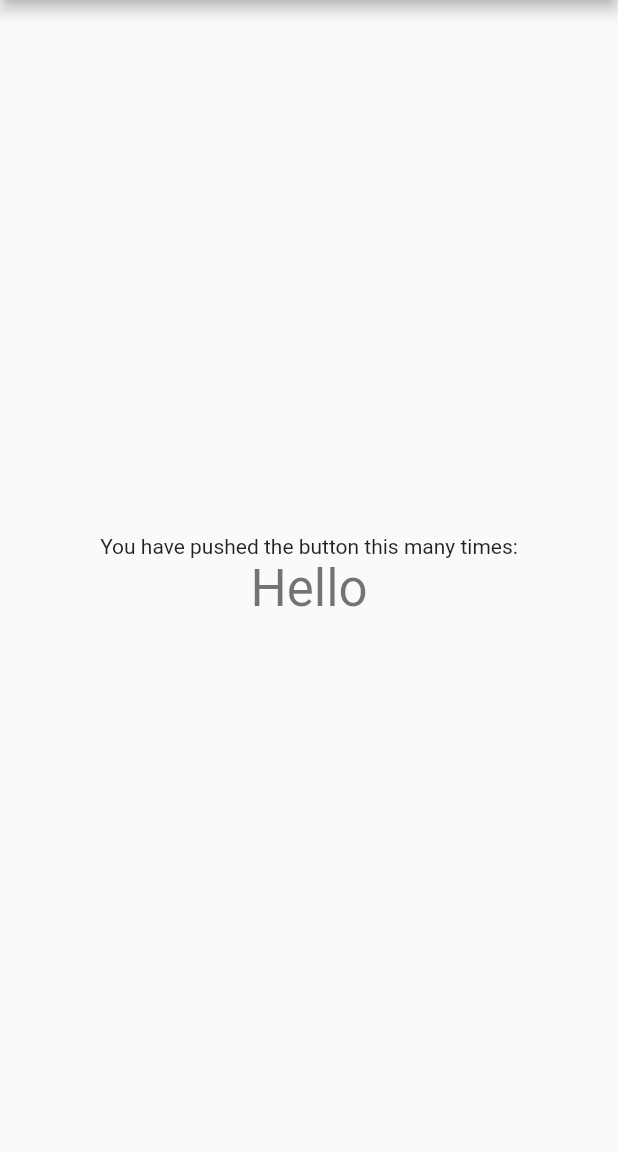
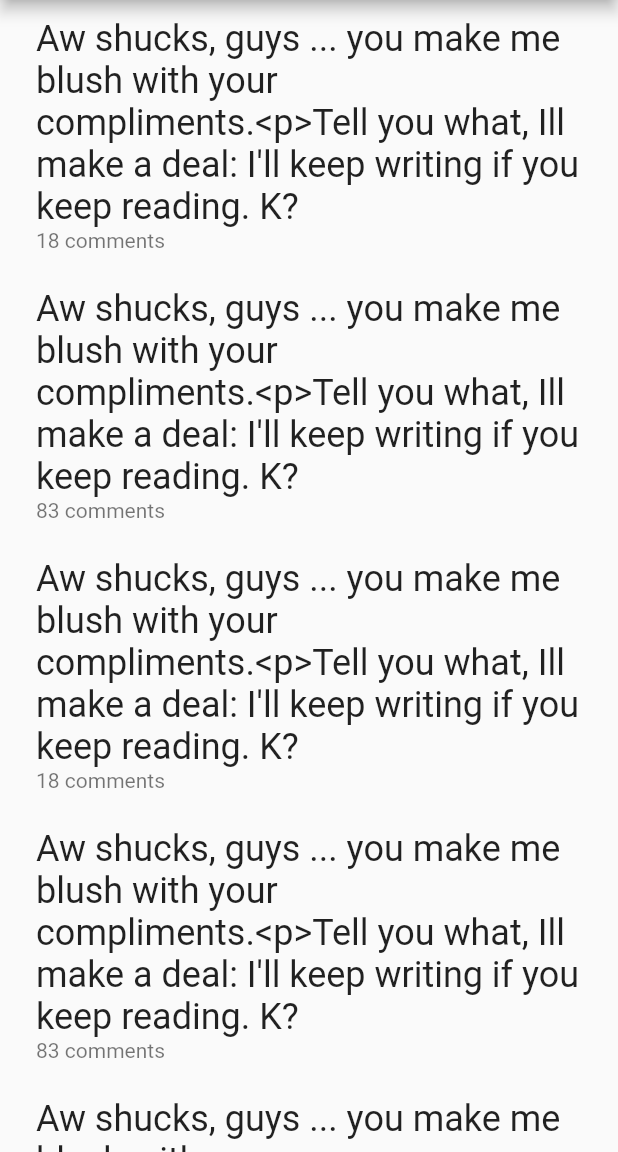
Before and after one commit to atarbrest/hn_app, a Flutter app: the screen it shows after launch, on a phone screen of 412 x 824 dp, the part 84-1236 px from its top. Run offline on Flutter 3.47's test engine with Material 2 defaults, Android fonts, the phone set to English and light mode, and no system bars.

Commit message:
Add ListView

```diff
--- a/lib/main.dart
+++ b/lib/main.dart
@@ -1,4 +1,5 @@
 import 'package:flutter/material.dart';
+import 'package:url_launcher/url_launcher.dart';
 import 'src/article.dart';
 
 void main() => runApp(MyApp());
@@ -28,7 +29,7 @@ class MyHomePage extends StatefulWidget {
 }
 
 class _MyHomePageState extends State<MyHomePage> {
-  int _counter = 0;
+  List<Article> _articles = articles;
 
   @override
   Widget build(BuildContext context) {
@@ -36,19 +37,24 @@ class _MyHomePageState extends State<MyHomePage> {
       appBar: AppBar(
         title: Text(widget.title),
       ),
-      body: Center(
-        child: Column(
-          mainAxisAlignment: MainAxisAlignment.center,
-          children: <Widget>[
-            Text(
-              'You have pushed the button this many times:',
-            ),
-            Text(
-              'Hello',
-              style: Theme.of(context).textTheme.display1,
-            ),
-          ],
-        ),
+      body: ListView(
+        children: _articles.map(_buildItem).toList(),
+      ),
+    );
+  }
+
+  Widget _buildItem(Article article) {
+    return Padding(
+      padding: const EdgeInsets.all(8.0),
+      child: ListTile(
+        title: Text(article.text, style: new TextStyle(fontSize: 24.0)),
+        subtitle: Text("${article.commentsCount} comments"),
+        onTap: () async {
+          final urlString = "http://${article.domain}";
+          if (await canLaunch(urlString)) {
+            launch(urlString);
+          }
+        },
       ),
     );
   }
--- a/lib/src/article.dart
+++ b/lib/src/article.dart
@@ -17,7 +17,87 @@ const Article(
     });
 }
 
-final acrticles = [
+final articles = [
+  new Article(
+      text: """Aw shucks, guys ... you make me blush with your compliments.<p>Tell you what, Ill make a deal: I'll keep writing if you keep reading. K?""",
+      domain: "wiley.com",
+      by: "zdw",
+      age: "21",
+      score: 215,
+      commentsCount: 18
+  ),
+  new Article(
+      text: """Aw shucks, guys ... you make me blush with your compliments.<p>Tell you what, Ill make a deal: I'll keep writing if you keep reading. K?""",
+      domain: "tut.by",
+      by: "ttb",
+      age: "3 hours",
+      score: 15,
+      commentsCount: 83
+  ),
+  new Article(
+      text: """Aw shucks, guys ... you make me blush with your compliments.<p>Tell you what, Ill make a deal: I'll keep writing if you keep reading. K?""",
+      domain: "wiley.com",
+      by: "zdw",
+      age: "21",
+      score: 215,
+      commentsCount: 18
+  ),
+  new Article(
+      text: """Aw shucks, guys ... you make me blush with your compliments.<p>Tell you what, Ill make a deal: I'll keep writing if you keep reading. K?""",
+      domain: "tut.by",
+      by: "ttb",
+      age: "3 hours",
+      score: 15,
+      commentsCount: 83
+  ),
+  new Article(
+      text: """Aw shucks, guys ... you make me blush with your compliments.<p>Tell you what, Ill make a deal: I'll keep writing if you keep reading. K?""",
+      domain: "wiley.com",
+      by: "zdw",
+      age: "21",
+      score: 215,
+      commentsCount: 18
+  ),
+  new Article(
+      text: """Aw shucks, guys ... you make me blush with your compliments.<p>Tell you what, Ill make a deal: I'll keep writing if you keep reading. K?""",
+      domain: "tut.by",
+      by: "ttb",
+      age: "3 hours",
+      score: 15,
+      commentsCount: 83
+  ),
+  new Article(
+      text: """Aw shucks, guys ... you make me blush with your compliments.<p>Tell you what, Ill make a deal: I'll keep writing if you keep reading. K?""",
+      domain: "wiley.com",
+      by: "zdw",
+      age: "21",
+      score: 215,
+      commentsCount: 18
+  ),
+  new Article(
+      text: """Aw shucks, guys ... you make me blush with your compliments.<p>Tell you what, Ill make a deal: I'll keep writing if you keep reading. K?""",
+      domain: "tut.by",
+      by: "ttb",
+      age: "3 hours",
+      score: 15,
+      commentsCount: 83
+  ),
+  new Article(
+      text: """Aw shucks, guys ... you make me blush with your compliments.<p>Tell you what, Ill make a deal: I'll keep writing if you keep reading. K?""",
+      domain: "wiley.com",
+      by: "zdw",
+      age: "21",
+      score: 215,
+      commentsCount: 18
+  ),
+  new Article(
+      text: """Aw shucks, guys ... you make me blush with your compliments.<p>Tell you what, Ill make a deal: I'll keep writing if you keep reading. K?""",
+      domain: "tut.by",
+      by: "ttb",
+      age: "3 hours",
+      score: 15,
+      commentsCount: 83
+  ),
   new Article(
       text: """Aw shucks, guys ... you make me blush with your compliments.<p>Tell you what, Ill make a deal: I'll keep writing if you keep reading. K?""",
       domain: "wiley.com",
--- a/pubspec.yaml
+++ b/pubspec.yaml
@@ -17,6 +17,7 @@ environment:
   sdk: ">=2.1.0 <3.0.0"
 
 dependencies:
+  url_launcher: ^5.4.1
   flutter:
     sdk: flutter
 
```
Also changed, not shown: pubspec.lock. Lines whose indentation alone changed are shown as unchanged.
